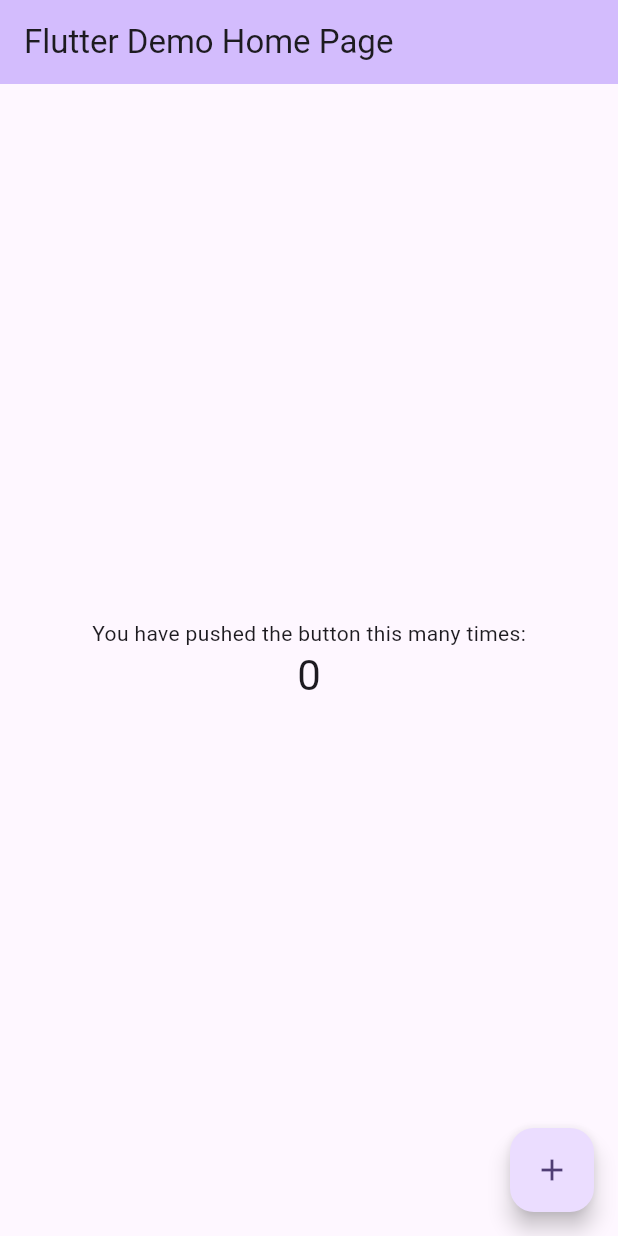
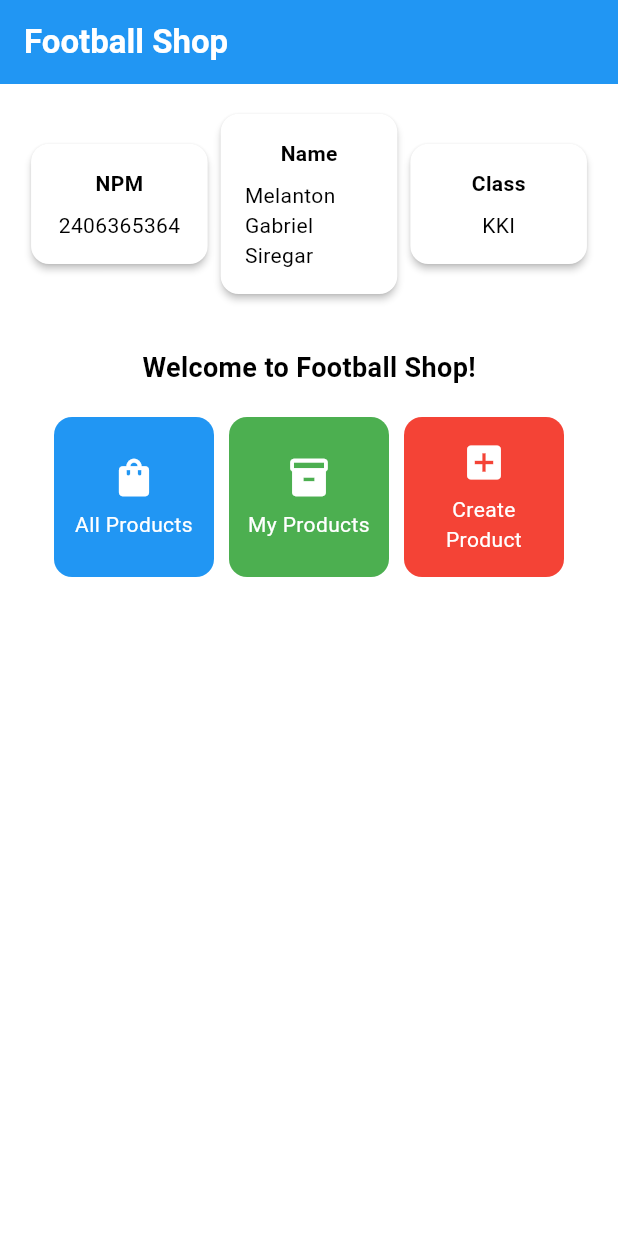
Before and after one commit to Twentism/football-shop-mobile, a Flutter app: the screen it shows after launch, on a phone screen of 412 x 824 dp. Run offline on Flutter 3.47's test engine with Material 3 defaults, Android fonts, the phone set to English and light mode, and no system bars.

Commit message:
Assignment 7

```diff
--- a/lib/main.dart
+++ b/lib/main.dart
@@ -1,4 +1,5 @@
 import 'package:flutter/material.dart';
+import 'package:football_shop/menu.dart';
 
 void main() {
   runApp(const MyApp());
@@ -28,95 +29,11 @@ class MyApp extends StatelessWidget {
         //
         // This works for code too, not just values: Most code changes can be
         // tested with just a hot reload.
-        colorScheme: ColorScheme.fromSeed(seedColor: Colors.deepPurple),
+        colorScheme: ColorScheme.fromSwatch(
+          primarySwatch: Colors.blue,
+        ).copyWith(secondary: Colors.blueAccent[400]),
       ),
-      home: const MyHomePage(title: 'Flutter Demo Home Page'),
+      home: MyHomePage(),
     );
   }
 }
-
-class MyHomePage extends StatefulWidget {
-  const MyHomePage({super.key, required this.title});
-
-  // This widget is the home page of your application. It is stateful, meaning
-  // that it has a State object (defined below) that contains fields that affect
-  // how it looks.
-
-  // This class is the configuration for the state. It holds the values (in this
-  // case the title) provided by the parent (in this case the App widget) and
-  // used by the build method of the State. Fields in a Widget subclass are
-  // always marked "final".
-
-  final String title;
-
-  @override
-  State<MyHomePage> createState() => _MyHomePageState();
-}
-
-class _MyHomePageState extends State<MyHomePage> {
-  int _counter = 0;
-
-  void _incrementCounter() {
-    setState(() {
-      // This call to setState tells the Flutter framework that something has
-      // changed in this State, which causes it to rerun the build method below
-      // so that the display can reflect the updated values. If we changed
-      // _counter without calling setState(), then the build method would not be
-      // called again, and so nothing would appear to happen.
-      _counter++;
-    });
-  }
-
-  @override
-  Widget build(BuildContext context) {
-    // This method is rerun every time setState is called, for instance as done
-    // by the _incrementCounter method above.
-    //
-    // The Flutter framework has been optimized to make rerunning build methods
-    // fast, so that you can just rebuild anything that needs updating rather
-    // than having to individually change instances of widgets.
-    return Scaffold(
-      appBar: AppBar(
-        // TRY THIS: Try changing the color here to a specific color (to
-        // Colors.amber, perhaps?) and trigger a hot reload to see the AppBar
-        // change color while the other colors stay the same.
-        backgroundColor: Theme.of(context).colorScheme.inversePrimary,
-        // Here we take the value from the MyHomePage object that was created by
-        // the App.build method, and use it to set our appbar title.
-        title: Text(widget.title),
-      ),
-      body: Center(
-        // Center is a layout widget. It takes a single child and positions it
-        // in the middle of the parent.
-        child: Column(
-          // Column is also a layout widget. It takes a list of children and
-          // arranges them vertically. By default, it sizes itself to fit its
-          // children horizontally, and tries to be as tall as its parent.
-          //
-          // Column has various properties to control how it sizes itself and
-          // how it positions its children. Here we use mainAxisAlignment to
-          // center the children vertically; the main axis here is the vertical
-          // axis because Columns are vertical (the cross axis would be
-          // horizontal).
-          //
-          // TRY THIS: Invoke "debug painting" (choose the "Toggle Debug Paint"
-          // action in the IDE, or press "p" in the console), to see the
-          // wireframe for each widget.
-          mainAxisAlignment: MainAxisAlignment.center,
-          children: <Widget>[
-            const Text('You have pushed the button this many times:'),
-            Text(
-              '$_counter',
-              style: Theme.of(context).textTheme.headlineMedium,
-            ),
-          ],
-        ),
-      ),
-      floatingActionButton: FloatingActionButton(
-        onPressed: _incrementCounter,
-        tooltip: 'Increment',
-        child: const Icon(Icons.add),
-      ), // This trailing comma makes auto-formatting nicer for build methods.
-    );
-  }
-}
--- /dev/null
+++ b/lib/menu.dart
@@ -0,0 +1,181 @@
+import 'package:flutter/material.dart';
+
+class MyHomePage extends StatelessWidget {
+  MyHomePage({super.key});
+
+  final String nama = "Melanton Gabriel Siregar"; // Name
+  final String npm = "2406365364"; // NPM
+  final String kelas = "KKI"; // Class
+
+  final List<ItemHomepage> items = [
+    ItemHomepage("All Products", Icons.shopping_bag, Colors.blue),
+    ItemHomepage("My Products", Icons.inventory, Colors.green),
+    ItemHomepage("Create Product", Icons.add_box, Colors.red),
+  ];
+
+  @override
+  Widget build(BuildContext context) {
+    // Scaffold menyediakan struktur dasar halaman dengan AppBar dan body.
+    return Scaffold(
+      // AppBar adalah bagian atas halaman yang menampilkan judul.
+      appBar: AppBar(
+        // Judul aplikasi "Football News" dengan teks putih dan tebal.
+        title: const Text(
+          'Football Shop',
+          style: TextStyle(color: Colors.white, fontWeight: FontWeight.bold),
+        ),
+        // Warna latar belakang AppBar diambil dari skema warna tema aplikasi.
+        backgroundColor: Theme.of(context).colorScheme.primary,
+      ),
+      // Body halaman dengan padding di sekelilingnya.
+      body: Padding(
+        padding: const EdgeInsets.all(16.0),
+        // Menyusun widget secara vertikal dalam sebuah kolom.
+        child: Column(
+          crossAxisAlignment: CrossAxisAlignment.center,
+          children: [
+            // Row untuk menampilkan 3 InfoCard secara horizontal.
+            Row(
+              mainAxisAlignment: MainAxisAlignment.spaceEvenly,
+              children: [
+                InfoCard(title: 'NPM', content: npm),
+                InfoCard(title: 'Name', content: nama),
+                InfoCard(title: 'Class', content: kelas),
+              ],
+            ),
+
+            // Memberikan jarak vertikal 16 unit.
+            const SizedBox(height: 16.0),
+
+            // Menempatkan widget berikutnya di tengah halaman.
+            Center(
+              child: Column(
+                // Menyusun teks dan grid item secara vertikal.
+                children: [
+                  // Menampilkan teks sambutan dengan gaya tebal dan ukuran 18.
+                  const Padding(
+                    padding: EdgeInsets.only(top: 16.0),
+                    child: Text(
+                      'Welcome to Football Shop!',
+                      style: TextStyle(
+                        fontWeight: FontWeight.bold,
+                        fontSize: 18.0,
+                      ),
+                    ),
+                  ),
+
+                  // Grid untuk menampilkan ItemCard dalam bentuk grid 3 kolom.
+                  GridView.count(
+                    primary: true,
+                    padding: const EdgeInsets.all(20),
+                    crossAxisSpacing: 10,
+                    mainAxisSpacing: 10,
+                    crossAxisCount: 3,
+                    // Agar grid menyesuaikan tinggi kontennya.
+                    shrinkWrap: true,
+
+                    // Menampilkan ItemCard untuk setiap item dalam list items.
+                    children: items.map((ItemHomepage item) {
+                      return ItemCard(item);
+                    }).toList(),
+                  ),
+                ],
+              ),
+            ),
+          ],
+        ),
+      ),
+    );
+  }
+}
+
+class InfoCard extends StatelessWidget {
+  // Kartu informasi yang menampilkan title dan content.
+
+  final String title; // Judul kartu.
+  final String content; // Isi kartu.
+
+  const InfoCard({super.key, required this.title, required this.content});
+
+  @override
+  Widget build(BuildContext context) {
+    return Card(
+      // Membuat kotak kartu dengan bayangan dibawahnya.
+      elevation: 2.0,
+      child: Container(
+        // Mengatur ukuran dan jarak di dalam kartu.
+        width:
+            MediaQuery.of(context).size.width /
+            3.5, // menyesuaikan dengan lebar device yang digunakan.
+        padding: const EdgeInsets.all(16.0),
+        // Menyusun title dan content secara vertikal.
+        child: Column(
+          children: [
+            Text(title, style: const TextStyle(fontWeight: FontWeight.bold)),
+            const SizedBox(height: 8.0),
+            Text(content),
+          ],
+        ),
+      ),
+    );
+  }
+}
+
+class ItemHomepage {
+  final String name;
+  final IconData icon;
+  final Color color;
+
+  ItemHomepage(this.name, this.icon, this.color);
+}
+
+class ItemCard extends StatelessWidget {
+  // Menampilkan kartu dengan ikon dan nama.
+
+  final ItemHomepage item;
+
+  const ItemCard(this.item, {super.key});
+
+  @override
+  Widget build(BuildContext context) {
+    return Material(
+      // Menentukan warna latar belakang dari tema aplikasi.
+      color: item.color,
+      // Membuat sudut kartu melengkung.
+      borderRadius: BorderRadius.circular(12),
+
+      child: InkWell(
+        // Aksi ketika kartu ditekan.
+        onTap: () {
+          // Menampilkan pesan SnackBar saat kartu ditekan.
+          ScaffoldMessenger.of(context)
+            ..hideCurrentSnackBar()
+            ..showSnackBar(
+              SnackBar(
+                content: Text("You have pressed the ${item.name} button"),
+              ),
+            );
+        },
+        // Container untuk menyimpan Icon dan Text
+        child: Container(
+          padding: const EdgeInsets.all(8),
+          child: Center(
+            child: Column(
+              // Menyusun ikon dan teks di tengah kartu.
+              mainAxisAlignment: MainAxisAlignment.center,
+              children: [
+                Icon(item.icon, color: Colors.white, size: 30.0),
+                const Padding(padding: EdgeInsets.all(3)),
+                Text(
+                  item.name,
+                  textAlign: TextAlign.center,
+                  style: const TextStyle(color: Colors.white),
+                ),
+              ],
+            ),
+          ),
+        ),
+      ),
+    );
+  }
+}
```
Also changed, not shown: 1 other file.
